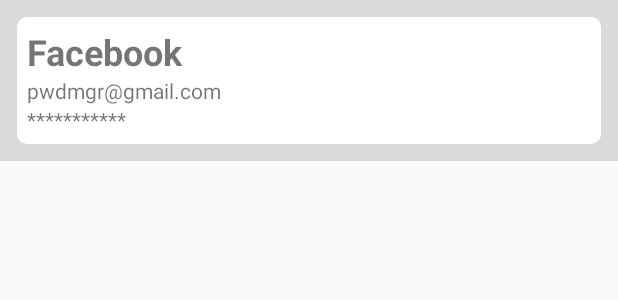
After one commit to rawlin/Password_Manager, an Android app: the layout password_item.xml on its own in the app's theme, with its tools: preview values and no code run, on a phone screen of 412 x 824 dp. The commit adds this screen. Shown: the top 300 px of the screen. Run offline under Robolectric (Android 15) with nearby library versions, the phone set to English and light mode, and no system bars.

Commit message:
Added RecyclerView

```diff
--- a/app/build.gradle
+++ b/app/build.gradle
@@ -39,8 +39,11 @@ dependencies {
     implementation 'androidx.legacy:legacy-support-v4:1.0.0'
     implementation 'androidx.lifecycle:lifecycle-viewmodel-ktx:2.2.0'
     implementation 'com.google.firebase:firebase-auth:19.3.1'
+    implementation 'androidx.cardview:cardview:1.0.0'
+    implementation 'androidx.room:room-runtime:2.2.5'
     testImplementation 'junit:junit:4.12'
     androidTestImplementation 'androidx.test.ext:junit:1.1.2'
     androidTestImplementation 'androidx.test.espresso:espresso-core:3.3.0'
+    annotationProcessor 'androidx.room:room-compiler:2.2.5'
 
 }
--- /dev/null
+++ b/app/src/main/java/com/example/passwordmanager/PasswordRepository.kt
@@ -0,0 +1,5 @@
+package com.example.passwordmanager
+
+class PasswordRepository(database: PasswordDatabase) {
+
+}
--- a/app/src/main/java/com/example/passwordmanager/ui/login/LoginFragment.kt
+++ b/app/src/main/java/com/example/passwordmanager/ui/login/LoginFragment.kt
@@ -15,6 +15,7 @@ import android.widget.EditText
 import android.widget.ProgressBar
 import android.widget.Toast
 import androidx.lifecycle.ViewModelProvider
+import androidx.navigation.Navigation
 
 import com.example.passwordmanager.R
 import com.google.firebase.auth.FirebaseAuth
@@ -116,7 +117,7 @@ class LoginFragment : Fragment() {
 
     private fun updateUiWithUser(user: FirebaseUser) {
         val welcome = getString(R.string.welcome) + user.displayName
-        // TODO : initiate successful logged in experience
+        Navigation.findNavController(this.requireView()).navigate(R.id.action_loginFragment_to_passwordListFragment)
         val appContext = context?.applicationContext ?: return
         Toast.makeText(appContext, welcome, Toast.LENGTH_LONG).show()
     }
--- /dev/null
+++ b/app/src/main/res/drawable/background.xml
@@ -0,0 +1,13 @@
+<?xml version="1.0" encoding="utf-8"?>
+<selector xmlns:android="http://schemas.android.com/apk/res/android">
+    <item>
+        <shape>
+            <solid android:color="@color/white"/>
+            <corners android:radius="3pt"/>
+            <padding android:top="3pt"/>
+            <padding android:left="3pt"/>
+            <padding android:right="3pt"/>
+            <padding android:bottom="3pt"/>
+        </shape>
+    </item>
+</selector>
--- /dev/null
+++ b/app/src/main/res/layout/password_item.xml
@@ -0,0 +1,46 @@
+<?xml version="1.0" encoding="utf-8"?>
+<LinearLayout xmlns:android="http://schemas.android.com/apk/res/android"
+    xmlns:app="http://schemas.android.com/apk/res-auto"
+    xmlns:tools="http://schemas.android.com/tools"
+    android:layout_width="match_parent"
+    android:layout_height="wrap_content"
+    android:background="@color/gray"
+    android:padding="5pt">
+
+    <LinearLayout
+        android:layout_width="match_parent"
+        android:layout_height="match_parent"
+        android:background="@drawable/background"
+        android:orientation="horizontal">
+
+        <LinearLayout
+            android:layout_width="match_parent"
+            android:layout_height="wrap_content"
+            android:orientation="vertical">
+
+            <TextView
+                android:id="@+id/name"
+                android:layout_width="wrap_content"
+                android:layout_height="wrap_content"
+                android:text="Facebook"
+                android:textSize="24sp"
+                android:textStyle="bold"
+                tools:text="Facebook" />
+
+            <TextView
+                android:id="@+id/email"
+                android:layout_width="match_parent"
+                android:layout_height="wrap_content"
+                android:text="pwdmgr@gmail.com"
+                tools:text="pwdmgr@gmail.com" />
+
+            <TextView
+                android:id="@+id/pass"
+                android:layout_width="match_parent"
+                android:layout_height="wrap_content"
+                android:text="TextView"
+                tools:text="***********" />
+        </LinearLayout>
+    </LinearLayout>
+
+</LinearLayout>
--- a/app/src/main/res/values/colors.xml
+++ b/app/src/main/res/values/colors.xml
@@ -3,4 +3,6 @@
     <color name="colorPrimary">#6200EE</color>
     <color name="colorPrimaryDark">#3700B3</color>
     <color name="colorAccent">#03DAC5</color>
+    <color name="white">#FFFFFF</color>
+    <color name="gray">#D5D4D4D4</color>
 </resources>
--- a/app/src/main/res/values/strings.xml
+++ b/app/src/main/res/values/strings.xml
@@ -9,4 +9,6 @@
     <string name="invalid_username">Not a valid username</string>
     <string name="invalid_password">Password must be >5 characters</string>
     <string name="login_failed">"Login failed"</string>
+    <!-- TODO: Remove or change this placeholder text -->
+    <string name="hello_blank_fragment">Hello blank fragment</string>
 </resources>
```
Also changed, not shown: app/src/main/java/com/example/passwordmanager/Password.kt (added, +14 -0 lines), app/src/main/java/com/example/passwordmanager/PasswordDao.kt (added, +20 -0 lines), app/src/main/java/com/example/passwordmanager/PasswordDatabase.kt (added, +36 -0 lines), app/src/main/java/com/example/passwordmanager/PasswordFragment.kt (deleted, +0 -32 lines), app/src/main/java/com/example/passwordmanager/PasswordListFragment.kt (added, +55 -0 lines), app/src/main/java/com/example/passwordmanager/PasswordRecyclerAdapter.kt (added, +54 -0 lines), app/src/main/java/com/example/passwordmanager/PasswordViewModel.kt (+13 -3 lines), app/src/main/java/com/example/passwordmanager/PasswordViewModelFactory.kt (added, +11 -0 lines), app/src/main/res/layout/fragment_password_list.xml (renamed from app/src/main/res/layout/password_fragment.xml, +5 -5 lines), app/src/main/res/layout/switch_item.xml (added, +11 -0 lines), app/src/main/res/menu/pass_menu.xml (added, +20 -0 lines), app/src/main/res/navigation/nav_graph.xml (+6 -6 lines).
